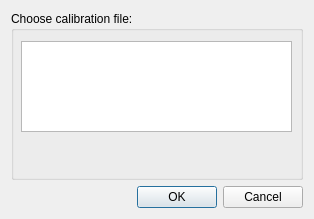
Old version of the form meggie/ui/qt4Designer_ui_files/preferencesDialog.ui in the repository cibr-jyu/meggie.
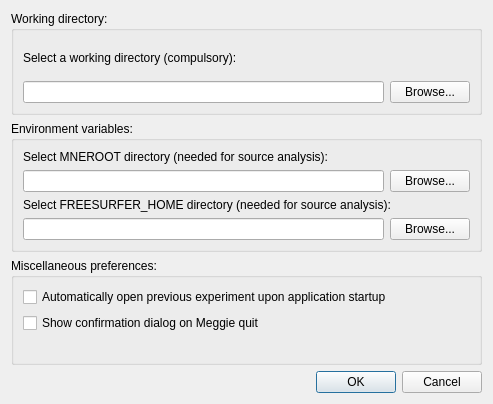
New version of the form.

Patch:
```diff
--- a/meggie/ui/qt4Designer_ui_files/preferencesDialog.ui
+++ b/meggie/ui/qt4Designer_ui_files/preferencesDialog.ui
@@ -6,32 +6,142 @@
    <rect>
     <x>0</x>
     <y>0</y>
-    <width>314</width>
-    <height>219</height>
+    <width>493</width>
+    <height>404</height>
    </rect>
   </property>
   <property name="windowTitle">
    <string>Preferences</string>
   </property>
-  <layout class="QGridLayout" name="gridLayout">
+  <layout class="QGridLayout" name="gridLayout_3">
    <item row="0" column="0">
-    <widget class="QGroupBox" name="groupBoxCalibration">
+    <widget class="QGroupBox" name="groupBoxWorkingDirectory">
      <property name="title">
-      <string>Choose calibration file:</string>
+      <string>Working directory:</string>
      </property>
-     <widget class="QListWidget" name="listWidgetCalibration">
-      <property name="geometry">
-       <rect>
-        <x>10</x>
-        <y>30</y>
-        <width>271</width>
-        <height>91</height>
-       </rect>
-      </property>
-     </widget>
+     <layout class="QGridLayout" name="gridLayout_2">
+      <item row="0" column="0">
+       <layout class="QVBoxLayout" name="verticalLayout_2">
+        <item>
+         <layout class="QVBoxLayout" name="verticalLayout">
+          <item>
+           <widget class="QLabel" name="label">
+            <property name="text">
+             <string>Select a working directory (compulsory):</string>
+            </property>
+           </widget>
+          </item>
+          <item>
+           <layout class="QHBoxLayout" name="horizontalLayout">
+            <item>
+             <widget class="QLineEdit" name="LineEditFilePath"/>
+            </item>
+            <item>
+             <widget class="QPushButton" name="ButtonBrowseWorkingDir">
+              <property name="text">
+               <string>Browse...</string>
+              </property>
+             </widget>
+            </item>
+           </layout>
+          </item>
+         </layout>
+        </item>
+       </layout>
+      </item>
+     </layout>
     </widget>
    </item>
    <item row="1" column="0">
+    <widget class="QGroupBox" name="groupBoxEnv">
+     <property name="title">
+      <string>Environment variables:</string>
+     </property>
+     <layout class="QGridLayout" name="gridLayout">
+      <item row="0" column="0">
+       <layout class="QVBoxLayout" name="verticalLayout_4">
+        <item>
+         <widget class="QLabel" name="labelMNERoot">
+          <property name="text">
+           <string>Select MNEROOT directory (needed for source analysis):</string>
+          </property>
+         </widget>
+        </item>
+        <item>
+         <layout class="QHBoxLayout" name="horizontalLayout_2">
+          <item>
+           <widget class="QLineEdit" name="lineEditMNERoot"/>
+          </item>
+          <item>
+           <widget class="QPushButton" name="pushButtonBrowseMNERoot">
+            <property name="text">
+             <string>Browse...</string>
+            </property>
+           </widget>
+          </item>
+         </layout>
+        </item>
+       </layout>
+      </item>
+      <item row="1" column="0">
+       <layout class="QVBoxLayout" name="verticalLayout_6">
+        <item>
+         <widget class="QLabel" name="labelFreeSurferHome">
+          <property name="text">
+           <string>Select FREESURFER_HOME directory (needed for source analysis):</string>
+          </property>
+         </widget>
+        </item>
+        <item>
+         <layout class="QHBoxLayout" name="horizontalLayout_4">
+          <item>
+           <widget class="QLineEdit" name="lineEditFreeSurferHome"/>
+          </item>
+          <item>
+           <widget class="QPushButton" name="pushButtonBrowseFreeSurferHome">
+            <property name="text">
+             <string>Browse...</string>
+            </property>
+           </widget>
+          </item>
+         </layout>
+        </item>
+       </layout>
+      </item>
+     </layout>
+    </widget>
+   </item>
+   <item row="2" column="0">
+    <widget class="QGroupBox" name="groupBox">
+     <property name="title">
+      <string>Miscellaneous preferences:</string>
+     </property>
+     <layout class="QGridLayout" name="gridLayout_4">
+      <item row="0" column="0">
+       <widget class="QCheckBox" name="checkBoxAutomaticOpenPreviousExperiment">
+        <property name="text">
+         <string>Automatically open previous experiment upon application startup</string>
+        </property>
+       </widget>
+      </item>
+      <item row="2" column="0">
+       <widget class="QLabel" name="label_2">
+        <property name="text">
+         <string/>
+        </property>
+       </widget>
+      </item>
+      <item row="1" column="0">
+       <widget class="QCheckBox" name="checkBoxConfirmQuit">
+        <property name="text">
+         <string>Show confirmation dialog on Meggie quit</string>
+        </property>
+       </widget>
+      </item>
+     </layout>
+    </widget>
+   </item>
+   <item row="3" column="0">
     <widget class="QDialogButtonBox" name="buttonBox">
      <property name="orientation">
       <enum>Qt::Horizontal</enum>
```
Left out of the diff: 12 changed lines with no effect on the pictures.
